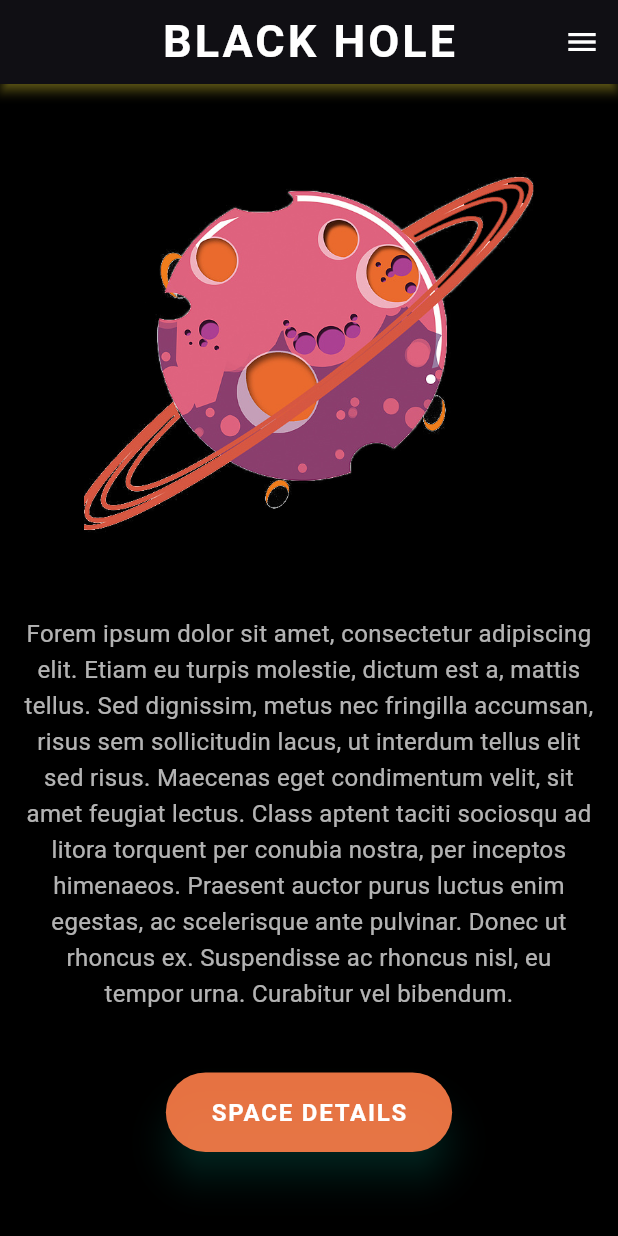
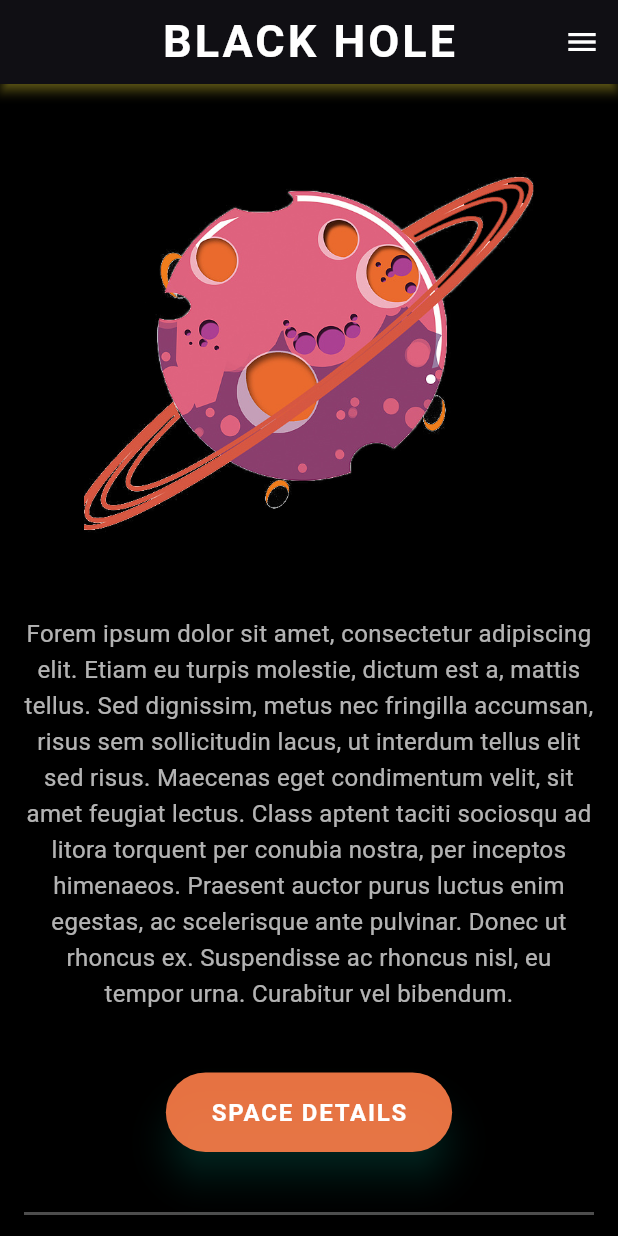
Before and after one commit to ThilinaKanishka/Black-Hole-Mobile-Application-, a Flutter app: the screen it shows after launch, scrolled down 1563 dp, on a phone screen of 412 x 824 dp. Run offline on Flutter 3.47's test engine with Material 3 defaults, Android fonts, the phone set to English and light mode, and no system bars.

Commit message:
Update main.dart

```diff
--- a/black_hole/lib/main.dart
+++ b/black_hole/lib/main.dart
@@ -281,6 +281,11 @@ class _SpaceHomePageState extends State<SpaceHomePage>
                 ),
               ),
               const SizedBox(height: 40),
+              Container(
+                height: 2,
+                width: 500,
+                decoration: BoxDecoration(color: Colors.white30),
+              ),
             ],
           ),
         ),
```
